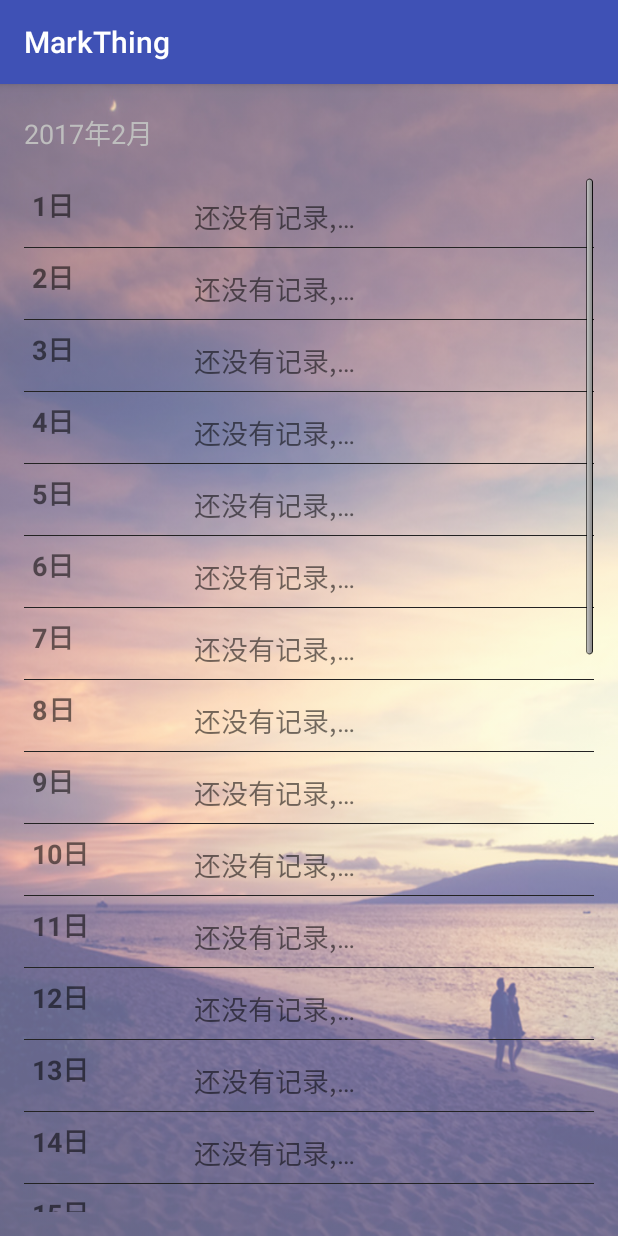
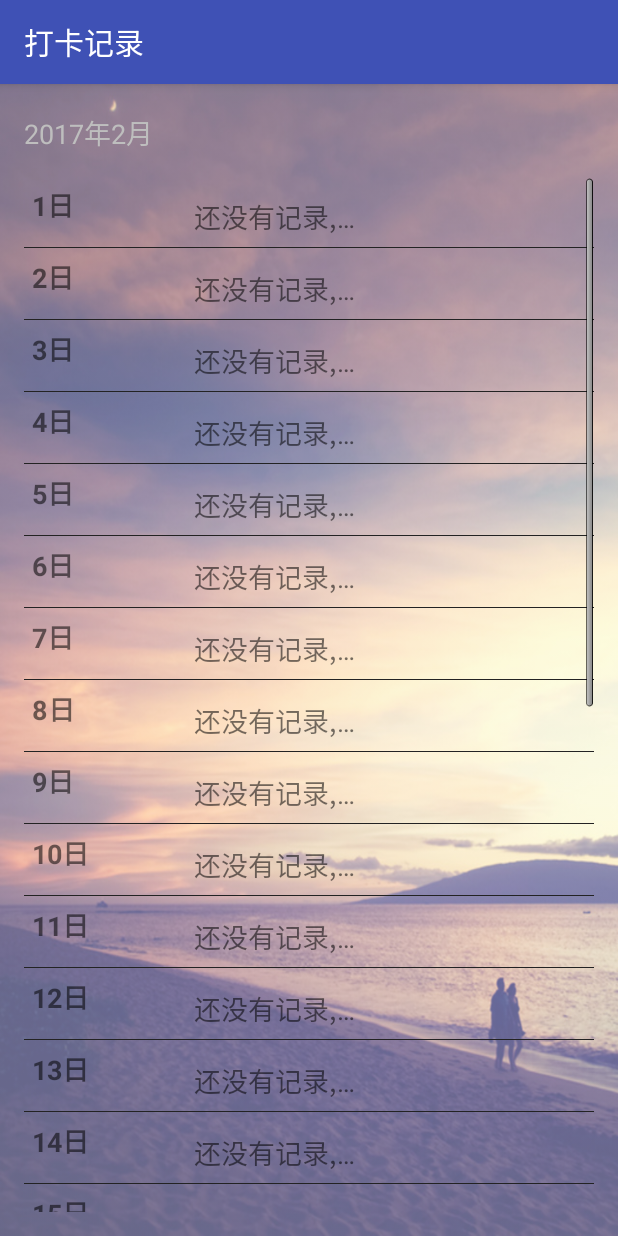
Before and after one commit to guyuegushu/MarkThing, an Android app: the fragment MarkListFragment shown on its own in the app's theme, on a phone screen of 412 x 824 dp. Run offline under Robolectric (Android 15) with nearby library versions, the light colour scheme and no system bars.

Commit message:
增加自动判断当月天数，修改返回时候出现的重叠显现

```diff
--- a/app/build.gradle
+++ b/app/build.gradle
@@ -41,12 +41,12 @@ android {
         release {
             minifyEnabled true
             proguardFiles 'proguard-rules.pro'
-            applicationVariants.all{
+            applicationVariants.all {
                 variant ->
-                    variant.outputs.each{
+                    variant.outputs.each {
                         output ->
                             output.outputFile = new File(output.outputFile.parent,
-                            output.outputFile.name.replace("app-release.apk", "MarkThing_" + gitVersionTag() + ".apk"))
+                                    output.outputFile.name.replace("app-release.apk", "MarkThing_" + gitVersionTag() + ".apk"))
                     }
 
             }
--- a/app/src/main/AndroidManifest.xml
+++ b/app/src/main/AndroidManifest.xml
@@ -16,8 +16,6 @@
             </intent-filter>
         </activity>
 
-        <activity android:name=".MonthListActivity"> </activity>
-
     </application>
 
 </manifest>
--- a/app/src/main/java/guyuegushu/markthing/CheckItem.java
+++ b/app/src/main/java/guyuegushu/markthing/CheckItem.java
@@ -6,10 +6,10 @@ package guyuegushu.markthing;
 
 public class CheckItem {
     private String day = "";
-    private boolean main_checked = false ;
-    private boolean am_checkBox = false ;
+    private boolean main_checked = false;
+    private boolean am_checkBox = false;
     private boolean am_checked = false;
-    private boolean pm_checkBox = false ;
+    private boolean pm_checkBox = false;
     private boolean pm_checked = false;
 
     public CheckItem() {
--- a/app/src/main/java/guyuegushu/markthing/MarkSingleFragment.java
+++ b/app/src/main/java/guyuegushu/markthing/MarkSingleFragment.java
@@ -24,6 +24,7 @@ public class MarkSingleFragment extends Fragment {
     @Override
     public View onCreateView(LayoutInflater inflater, ViewGroup container, Bundle savedInstanceState) {
         View view = inflater.inflate(R.layout.fregment_mark_single, container, false);
+        LogUtil.e("in this fragment");
         view.getBackground().setAlpha(150);
         init(view);
         return view;
--- a/app/src/main/java/guyuegushu/markthing/TimeYMDH.java
+++ b/app/src/main/java/guyuegushu/markthing/TimeYMDH.java
@@ -12,6 +12,7 @@ public class TimeYMDH {
     private int month = 0;
     private int day = 0;
     private int hour = 0;
+    private Calendar c;
 
     public int getYear() {
         return year;
@@ -40,7 +41,7 @@ public class TimeYMDH {
     }
 
     public TimeYMDH() {
-        Calendar c = Calendar.getInstance();
+        c = Calendar.getInstance();
         year = c.get(Calendar.YEAR);
         month = 1 + c.get(Calendar.MONTH);
         hour = c.get(Calendar.HOUR_OF_DAY);
@@ -48,7 +49,7 @@ public class TimeYMDH {
 
     }
 
-    public int getH(){
+    public int getH() {
         return hour;
     }
 
@@ -61,11 +62,22 @@ public class TimeYMDH {
     }
 
     public String getMD() {
-        return String.valueOf(month) + "月" + String.valueOf(day)  + "日";
+        return String.valueOf(month) + "月" + String.valueOf(day) + "日";
     }
 
     public String getD() {
-        return String.valueOf(day)  + "日";
+        return String.valueOf(day) + "日";
+    }
+
+    public int lengthOfMonth() {
+
+        int length = 0;
+
+        c.set(Calendar.DATE, 1);
+        c.roll(Calendar.DATE, -1);
+        length = c.get(Calendar.DATE);
+
+        return length;
     }
 
 }
--- a/app/src/main/res/layout/fragment_homepage.xml
+++ b/app/src/main/res/layout/fragment_homepage.xml
@@ -1,9 +1,9 @@
 <?xml version="1.0" encoding="utf-8"?>
 <RelativeLayout xmlns:android="http://schemas.android.com/apk/res/android"
     android:id="@+id/activity_main"
-    android:background="@drawable/timg"
     android:layout_width="match_parent"
     android:layout_height="match_parent"
+    android:background="@drawable/timg"
     android:paddingBottom="@dimen/activity_vertical_margin"
     android:paddingLeft="@dimen/activity_horizontal_margin"
     android:paddingRight="@dimen/activity_horizontal_margin"
--- a/app/src/main/res/layout/fragment_mark_list.xml
+++ b/app/src/main/res/layout/fragment_mark_list.xml
@@ -1,13 +1,13 @@
 <?xml version="1.0" encoding="utf-8"?>
 <RelativeLayout xmlns:android="http://schemas.android.com/apk/res/android"
-    android:background="@drawable/background"
-    android:theme="@android:style/Theme.Translucent"
     android:layout_width="match_parent"
     android:layout_height="match_parent"
+    android:background="@drawable/background"
     android:paddingBottom="@dimen/activity_vertical_margin"
     android:paddingLeft="@dimen/activity_horizontal_margin"
     android:paddingRight="@dimen/activity_horizontal_margin"
-    android:paddingTop="@dimen/activity_vertical_margin">
+    android:paddingTop="@dimen/activity_vertical_margin"
+    android:theme="@android:style/Theme.Translucent">
 
     <LinearLayout
         android:id="@+id/title_month"
--- a/app/src/main/res/layout/fragment_mark_list_item.xml
+++ b/app/src/main/res/layout/fragment_mark_list_item.xml
@@ -6,20 +6,20 @@
 
     <TextView
         android:id="@+id/day_list"
-        android:layout_marginTop="5dp"
         android:layout_width="50dp"
         android:layout_height="25dp"
         android:layout_marginStart="5dp"
+        android:layout_marginTop="5dp"
         android:hint="1日"
         android:textSize="18sp"
         android:textStyle="bold" />
 
     <RadioGroup
         android:id="@+id/check_group_am_list"
-        android:layout_marginTop="5dp"
         android:layout_width="match_parent"
         android:layout_height="25dp"
         android:layout_gravity="center"
+        android:layout_marginTop="5dp"
         android:layout_toEndOf="@id/day_list"
         android:orientation="horizontal">
 
@@ -46,20 +46,20 @@
 
         <TextView
             android:id="@+id/never_mark_am_list"
-            android:visibility="gone"
-            android:layout_marginStart="20dp"
             android:layout_width="100dp"
             android:layout_height="20dp"
-            android:text="@string/never_mark"/>
+            android:layout_marginStart="20dp"
+            android:text="@string/never_mark"
+            android:visibility="gone" />
     </RadioGroup>
 
     <RadioGroup
         android:id="@+id/check_group_pm_list"
         android:layout_width="match_parent"
         android:layout_height="25dp"
+        android:layout_alignStart="@id/check_group_am_list"
+        android:layout_below="@id/check_group_am_list"
         android:layout_gravity="center"
-        android:layout_below="@id/check_group_am_list"
-        android:layout_alignStart="@id/check_group_am_list"
         android:orientation="horizontal">
 
         <TextView
@@ -85,32 +85,31 @@
 
         <TextView
             android:id="@+id/never_mark_pm_list"
-            android:visibility="gone"
-            android:layout_marginStart="20dp"
             android:layout_width="100dp"
             android:layout_height="20dp"
-            android:text="@string/never_mark"/>
+            android:layout_marginStart="20dp"
+            android:text="@string/never_mark"
+            android:visibility="gone" />
     </RadioGroup>
 
     <LinearLayout
-        android:layout_toEndOf="@id/day_list"
-        android:layout_marginTop="7dp"
-        android:visibility="gone"
         android:id="@+id/never_mark_list"
         android:layout_width="wrap_content"
         android:layout_height="40dp"
+        android:layout_marginTop="7dp"
+        android:layout_toEndOf="@id/day_list"
         android:gravity="center"
-        android:orientation="horizontal">
+        android:orientation="horizontal"
+        android:visibility="gone">
 
         <TextView
             android:id="@+id/never_mark_text_list"
-            android:layout_marginStart="58dp"
             android:layout_width="wrap_content"
             android:layout_height="wrap_content"
-            android:textSize="18sp"
-            android:text="@string/never_mark"/>
-        </LinearLayout>
-
+            android:layout_marginStart="58dp"
+            android:text="@string/never_mark"
+            android:textSize="18sp" />
+    </LinearLayout>
 
 
 </RelativeLayout>
--- a/app/src/main/res/values/strings.xml
+++ b/app/src/main/res/values/strings.xml
@@ -1,5 +1,4 @@
 <resources>
-    <string name="app_name">MarkThing</string>
     <string name="title">打卡记录表</string>
     <string name="yes">是</string>
     <string name="no">否</string>
@@ -10,4 +9,5 @@
     <string name="pm">下班卡</string>
     <string name="never_mark">还没有记录,&#8230;</string>
     <string name="main_text">总有时光你可以掌握，即便年华似水&#8230;</string>
+    <string name="app_name">打卡记录</string>
 </resources>
```
Also changed, not shown: app/src/main/java/guyuegushu/markthing/DBManager.java (+5 -2 lines), app/src/main/java/guyuegushu/markthing/DatabaseHelper.java (+8 -7 lines), app/src/main/java/guyuegushu/markthing/MainActivity.java (+15 -12 lines), app/src/main/java/guyuegushu/markthing/ToastUtil.java (+4 -3 lines), app/src/main/res/layout/drawlayout_main.xml (+6 -7 lines), app/src/main/res/layout/drawlayout_menu_item.xml (+7 -9 lines), app/src/main/res/layout/fregment_mark_single.xml (+4 -4 lines).
